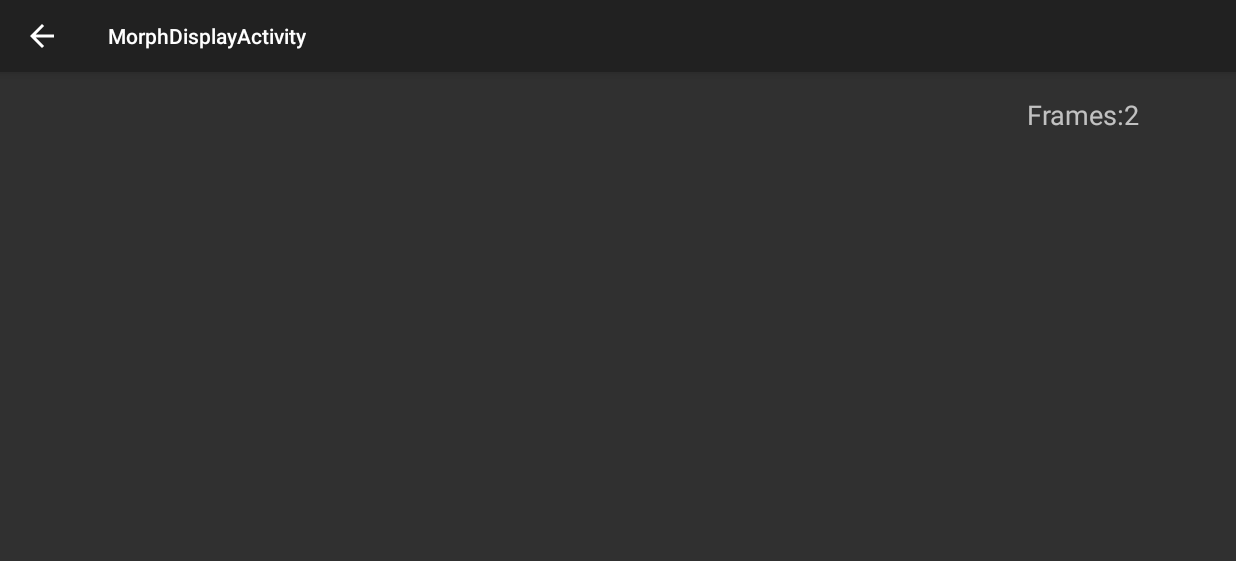
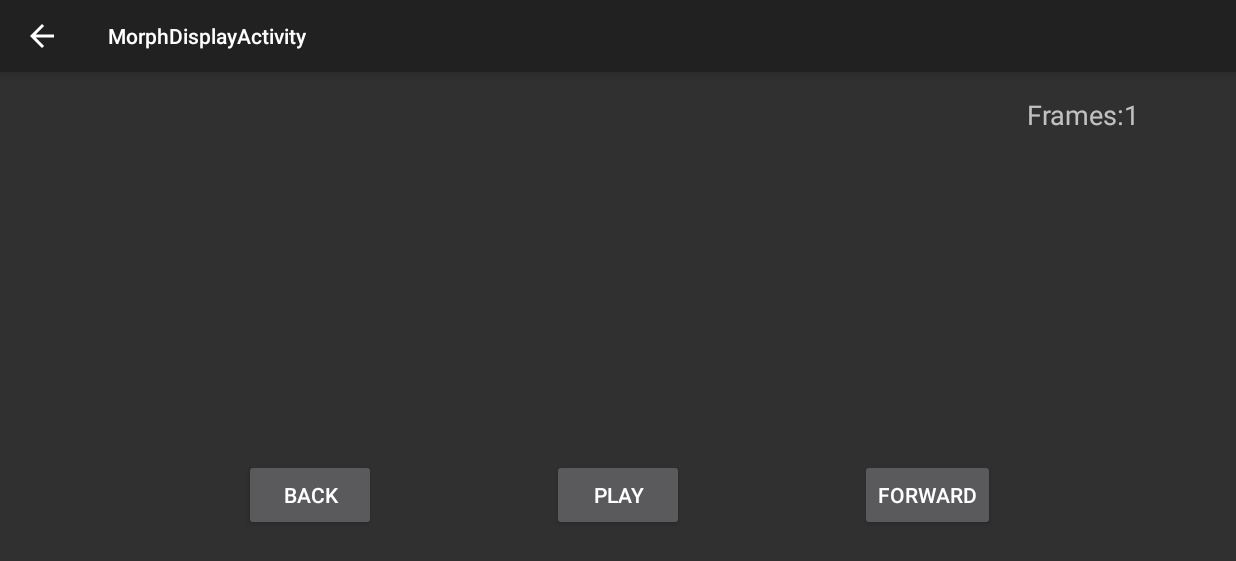
Before and after one commit to srepollock/ImageMorpherAndroid, an Android app: the MorphDisplayActivity screen opened directly, with no data from a screen before it, on a phone screen of 824 x 412 dp (held sideways). Shown: the top 561 px of the screen. Run offline under Robolectric (Android 15) with nearby library versions, the phone set to English and light mode, and no system bars.

```diff
--- a/app/src/main/java/ca/spollock/morphing/MorphDisplayActivity.java
+++ b/app/src/main/java/ca/spollock/morphing/MorphDisplayActivity.java
@@ -29,7 +29,7 @@ public class MorphDisplayActivity extends AppCompatActivity {
         finalWarp = (ImageView)findViewById(R.id.FinalWarp);
 
         totalFrames = getIntent().getIntExtra(getString(R.string.extra_frames), 1); // default of 1 frame,
-        totalFrames++; // accounting for the final image, there needs to be one more
+//        totalFrames++; // accounting for the final image, there needs to be one more
         TextView framesDisplay = (TextView)findViewById(R.id.frameDisplayText);
         framesDisplay.setText(getString(R.string.text_frames) + totalFrames);
 
--- a/app/src/main/res/layout/content_morph_display.xml
+++ b/app/src/main/res/layout/content_morph_display.xml
@@ -21,10 +21,50 @@
         android:layout_alignParentEnd="true"
         android:editable="true" />
 
-    <ImageView
+    <FrameLayout
+        android:layout_width="match_parent"
+        android:layout_height="match_parent"
+        android:id="@+id/frameLayout"
+        android:layout_above="@+id/pictureLeft"
+        android:layout_alignEnd="@+id/pictureRight"
+        android:layout_alignStart="@+id/pictureLeft">
+
+        <ImageView
+            android:layout_width="wrap_content"
+            android:layout_height="wrap_content"
+            android:id="@+id/FinalWarp"
+            android:layout_below="@+id/frameDisplayText"
+            android:layout_centerHorizontal="true" />
+
+    </FrameLayout>
+
+    <Button
         android:layout_width="wrap_content"
         android:layout_height="wrap_content"
-        android:id="@+id/FinalWarp"
-        android:layout_below="@+id/frameDisplayText"
+        android:text="Back"
+        android:id="@+id/pictureLeft"
+        android:layout_alignTop="@+id/playButton"
+        android:layout_toStartOf="@+id/playButton"
+        android:layout_marginEnd="117dp" />
+
+    <Button
+        android:layout_width="wrap_content"
+        android:layout_height="wrap_content"
+        android:text="Play"
+        android:id="@+id/playButton"
+        android:layout_gravity="left|bottom"
+        android:layout_marginBottom="42dp"
+        android:layout_alignParentBottom="true"
         android:layout_centerHorizontal="true" />
+
+    <Button
+        android:layout_width="wrap_content"
+        android:layout_height="wrap_content"
+        android:text="Forward"
+        android:id="@+id/pictureRight"
+        android:layout_gravity="left|bottom"
+        android:layout_below="@+id/frameLayout"
+        android:layout_toEndOf="@+id/playButton"
+        android:layout_marginStart="117dp" />
+
 </RelativeLayout>
```
Also changed, not shown: app/src/main/java/ca/spollock/morphing/MainActivity.java (+26 -8 lines).
